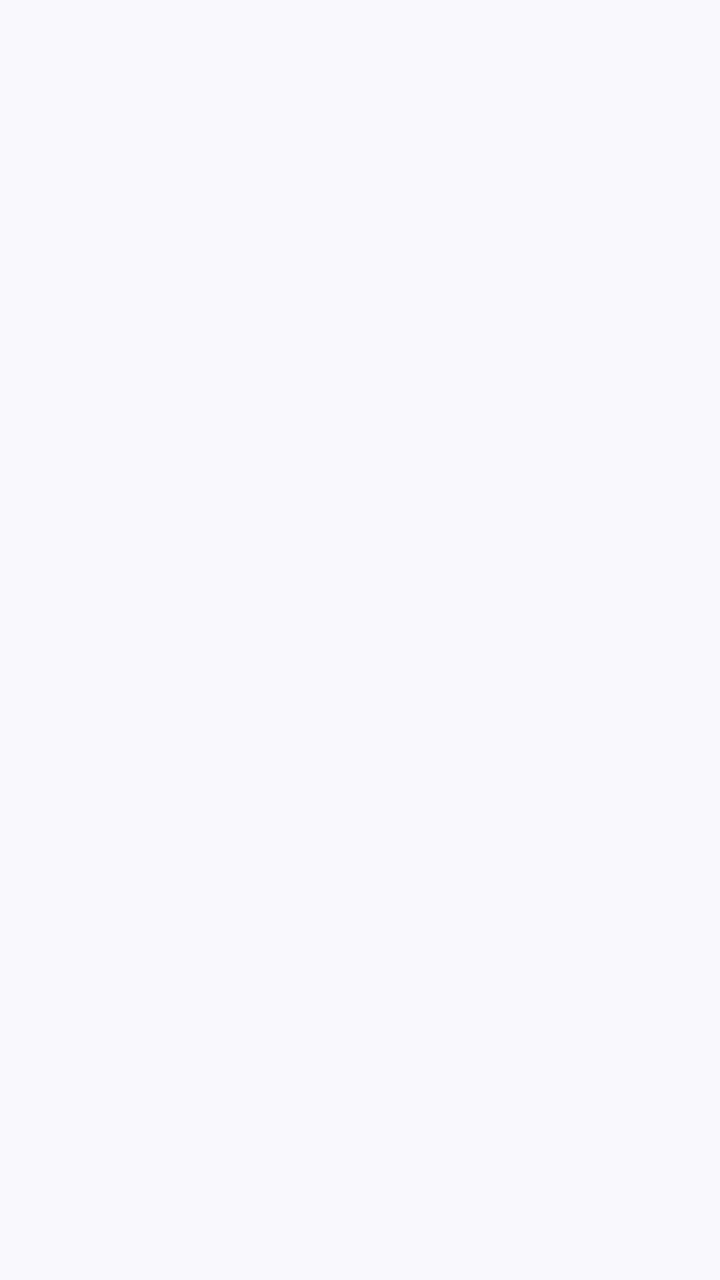
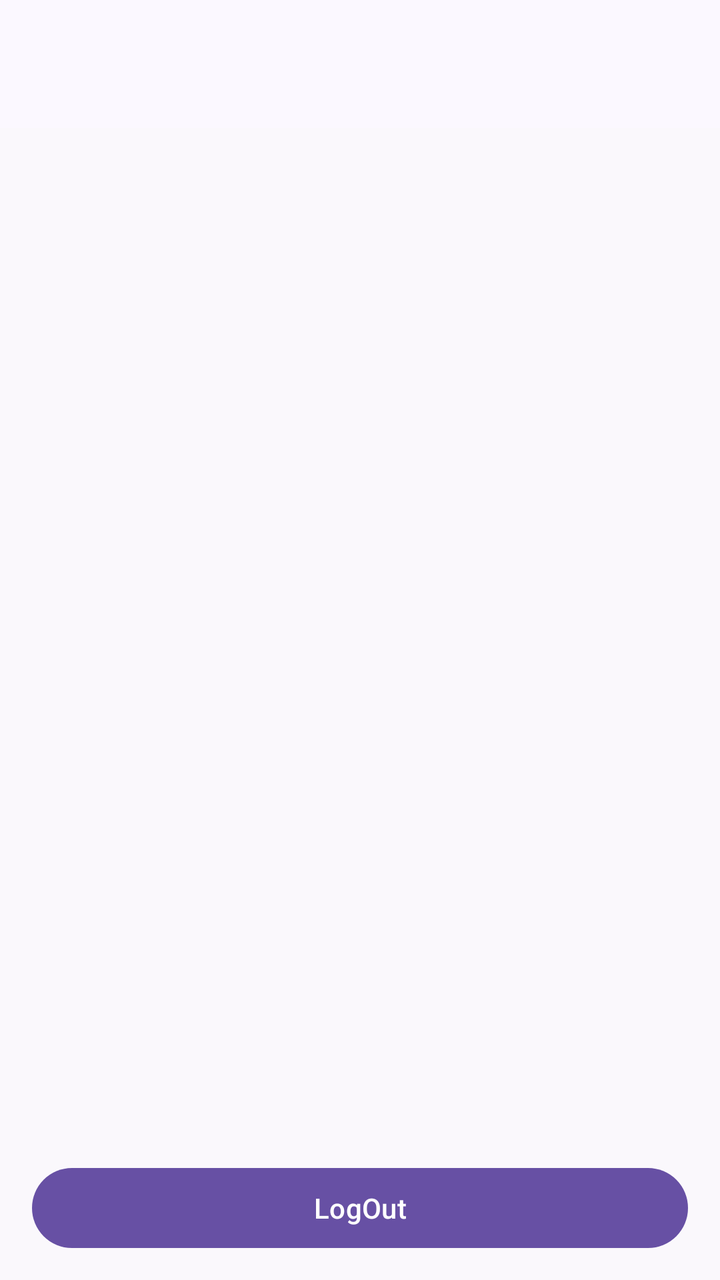

An Android layout rendered at two revisions. The XML below is the earlier revision; the diff shows what the commit changed to produce the second picture.
<!-- AndroidManifest.xml: application theme Theme.Mutia -->
<!-- res/layout/fragment_profil.xml -->
<?xml version="1.0" encoding="utf-8"?>
<androidx.coordinatorlayout.widget.CoordinatorLayout
    xmlns:android="http://schemas.android.com/apk/res/android"
    xmlns:app="http://schemas.android.com/apk/res-auto"
    xmlns:tools="http://schemas.android.com/tools"
    android:layout_width="match_parent"
    android:layout_height="match_parent"
    android:background="#FAF8FC"
    tools:context=".Profil.ProfilFragment">

    
    <com.google.android.material.appbar.AppBarLayout
        android:id="@+id/appBarLayout"
        android:layout_width="match_parent"
        android:layout_height="wrap_content"
        android:theme="@style/ThemeOverlay.MaterialComponents.Light"
        app:elevation="0dp">

        <androidx.appcompat.widget.Toolbar
            android:id="@+id/toolbar"
            android:layout_width="match_parent"
            android:layout_height="?attr/actionBarSize"
            android:background="#FBF8FF"
            app:layout_scrollFlags="scroll|enterAlways"
            app:subtitleTextColor="#8A4B5E"
            app:titleTextColor="#1B1B21" />

    </com.google.android.material.appbar.AppBarLayout>

    
    <androidx.core.widget.NestedScrollView
        android:layout_width="match_parent"
        android:layout_height="match_parent"
        android:fillViewport="true"
        app:layout_behavior="@string/appbar_scrolling_view_behavior">

        <LinearLayout
            android:layout_width="match_parent"
            android:layout_height="wrap_content"
            android:orientation="vertical"
            android:padding="16dp">

            
            <ListView
                android:id="@+id/listMessageItems"
                android:layout_width="match_parent"
                android:layout_height="250dp"
                android:nestedScrollingEnabled="true" />

            

            <ListView
                android:id="@+id/listMessageItems2"
                android:layout_width="match_parent"
                android:layout_height="250dp"
                android:nestedScrollingEnabled="true" />


        </LinearLayout>
    </androidx.core.widget.NestedScrollView>

</androidx.coordinatorlayout.widget.CoordinatorLayout>
<!-- resources referenced by this layout -->
<resources>
  <style name="Theme.Mutia" parent="Base.Theme.Mutia" />
  <style name="Base.Theme.Mutia" parent="Theme.Material3.DayNight.NoActionBar">
          
          
      </style>
</resources>

<!-- the commit's change to res/layout/fragment_profil.xml (unified diff, before → after) -->
@@ -55,6 +55,12 @@
                 android:layout_height="250dp"
                 android:nestedScrollingEnabled="true" />
 
+            <Button
+                android:id="@+id/btnLogout"
+                android:layout_width="match_parent"
+                android:layout_height="wrap_content"
+                android:text="LogOut" />
+
 
         </LinearLayout>
     </androidx.core.widget.NestedScrollView>
